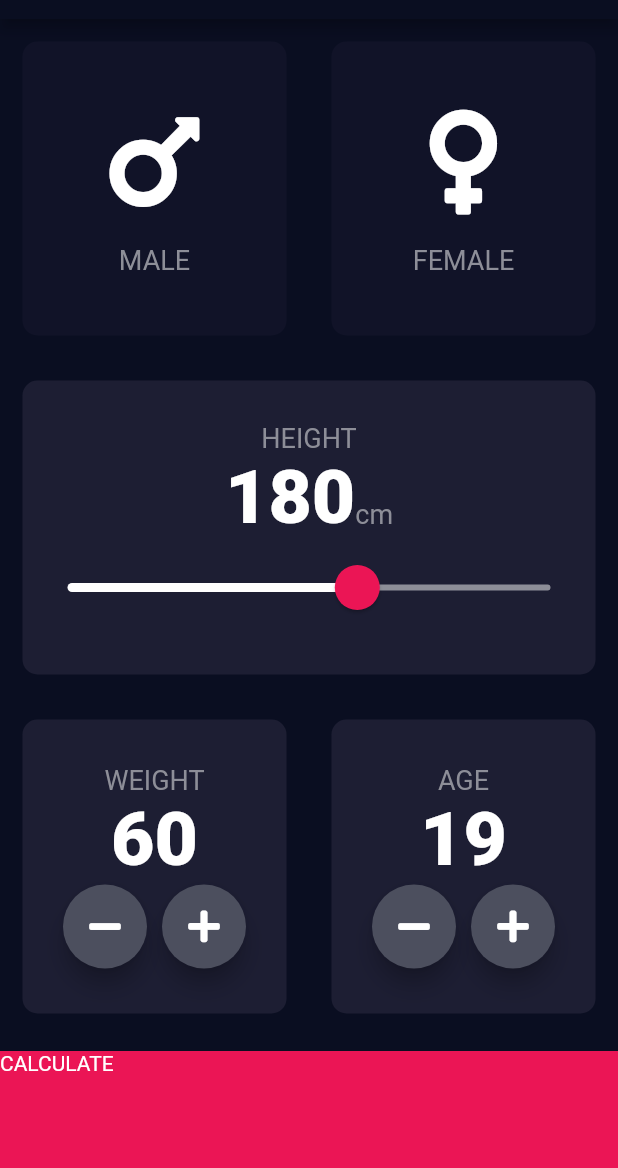
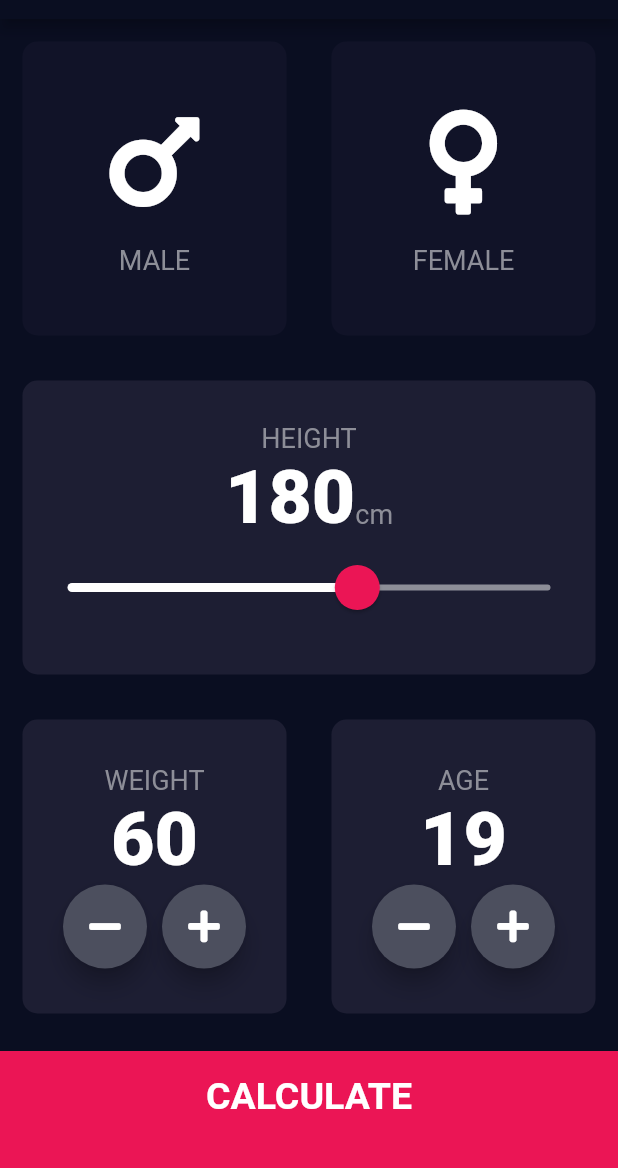
Before and after one commit to ElisAlvarez75/BMI-calculator-flutter, a Flutter app: the screen it shows after launch, on a phone screen of 412 x 824 dp, the part 65-1233 px from its top. Run offline on Flutter 3.47's test engine with Material 2 defaults, Android fonts, the phone set to English and light mode, and no system bars; our stand-ins replace font_awesome_flutter.

Commit message:
App finished

```diff
--- /dev/null
+++ b/lib/components/bottom_button.dart
@@ -0,0 +1,29 @@
+import 'package:flutter/material.dart';
+
+import '../constants.dart';
+
+class BottomButton extends StatelessWidget {
+  BottomButton({@required this.onTap, @required this.buttonTitle});
+
+  final Function onTap;
+  final String buttonTitle;
+  @override
+  Widget build(BuildContext context) {
+    return GestureDetector(
+      onTap: onTap,
+      child: Container(
+        child: Center(
+          child: Text(
+            buttonTitle,
+            style: kLargeButtonTextStyle,
+          ),
+        ),
+        color: kBottomContainerColour,
+        margin: EdgeInsets.only(top: 10.0),
+        padding: EdgeInsets.only(bottom: 20.0),
+        width: double.infinity,
+        height: kBottomContainerHeight,
+      ),
+    );
+  }
+}
--- a/lib/icon_content.dart
+++ b/lib/components/icon_content.dart
@@ -1,6 +1,6 @@
 import 'package:flutter/material.dart';
 
-import 'constants.dart';
+import '../constants.dart';
 
 class IconContent extends StatelessWidget {
   IconContent({this.icon, this.label});
--- /dev/null
+++ b/lib/components/round_icon_button.dart
@@ -0,0 +1,18 @@
+import 'package:flutter/material.dart';
+
+class RoundIconButton extends StatelessWidget {
+  RoundIconButton({@required this.icon, @required this.onPressed});
+  final IconData icon;
+  final Function onPressed;
+  @override
+  Widget build(BuildContext context) {
+    return RawMaterialButton(
+      child: Icon(icon),
+      elevation: 6.0,
+      constraints: BoxConstraints.tightFor(width: 56.0, height: 56.0),
+      shape: CircleBorder(),
+      fillColor: Color(0xFF4C4F5E),
+      onPressed: onPressed,
+    );
+  }
+}
--- a/lib/main.dart
+++ b/lib/main.dart
@@ -1,6 +1,6 @@
 import 'package:flutter/material.dart';
 
-import 'input_page.dart';
+import 'screens/input_page.dart';
 
 void main() => runApp(BMICalculator());
 
--- a/lib/input_page.dart
+++ b/lib/screens/input_page.dart
@@ -1,9 +1,12 @@
-import 'package:bmi_calculator/reusable_card.dart';
+import 'package:bmi_calculator/calculator_brain.dart';
+import 'package:bmi_calculator/components/reusable_card.dart';
+import 'package:bmi_calculator/components/round_icon_button.dart';
 import 'package:flutter/material.dart';
 import 'package:font_awesome_flutter/font_awesome_flutter.dart';
 
-import 'constants.dart';
-import 'icon_content.dart';
+import '../components/bottom_button.dart';
+import '../components/icon_content.dart';
+import '../constants.dart';
 import 'results_page.dart';
 
 enum Gender {
@@ -209,42 +212,25 @@ class _InputPageState extends State<InputPage> {
               ],
             ),
           ),
-          GestureDetector(
+          BottomButton(
+            buttonTitle: 'CALCULATE',
             onTap: () {
+              CalculatorBrain calc =
+                  CalculatorBrain(height: height, weight: weight);
               Navigator.push(
                 context,
-                MaterialPageRoute(builder: (context) {
-                  return ResultsPage();
-                }),
+                MaterialPageRoute(
+                  builder: (context) => ResultsPage(
+                    bmiResult: calc.calculateBMI(),
+                    resultText: calc.getResult(),
+                    interpretation: calc.getInterpretation(),
+                  ),
+                ),
               );
             },
-            child: Container(
-              child: Text('CALCULATE'),
-              color: kBottomContainerColour,
-              margin: EdgeInsets.only(top: 10.0),
-              width: double.infinity,
-              height: kBottomContainerHeight,
-            ),
-          )
+          ),
         ],
       ),
     );
   }
 }
-
-class RoundIconButton extends StatelessWidget {
-  RoundIconButton({@required this.icon, @required this.onPressed});
-  final IconData icon;
-  final Function onPressed;
-  @override
-  Widget build(BuildContext context) {
-    return RawMaterialButton(
-      child: Icon(icon),
-      elevation: 6.0,
-      constraints: BoxConstraints.tightFor(width: 56.0, height: 56.0),
-      shape: CircleBorder(),
-      fillColor: Color(0xFF4C4F5E),
-      onPressed: onPressed,
-    );
-  }
-}
```
Also changed, not shown: lib/calculator_brain.dart (added, +34 -0 lines), lib/constants.dart (+25 -0 lines), lib/results_page.dart (deleted, +0 -13 lines), lib/screens/results_page.dart (added, +69 -0 lines), lib/components/reusable_card.dart (renamed from lib/reusable_card.dart).
